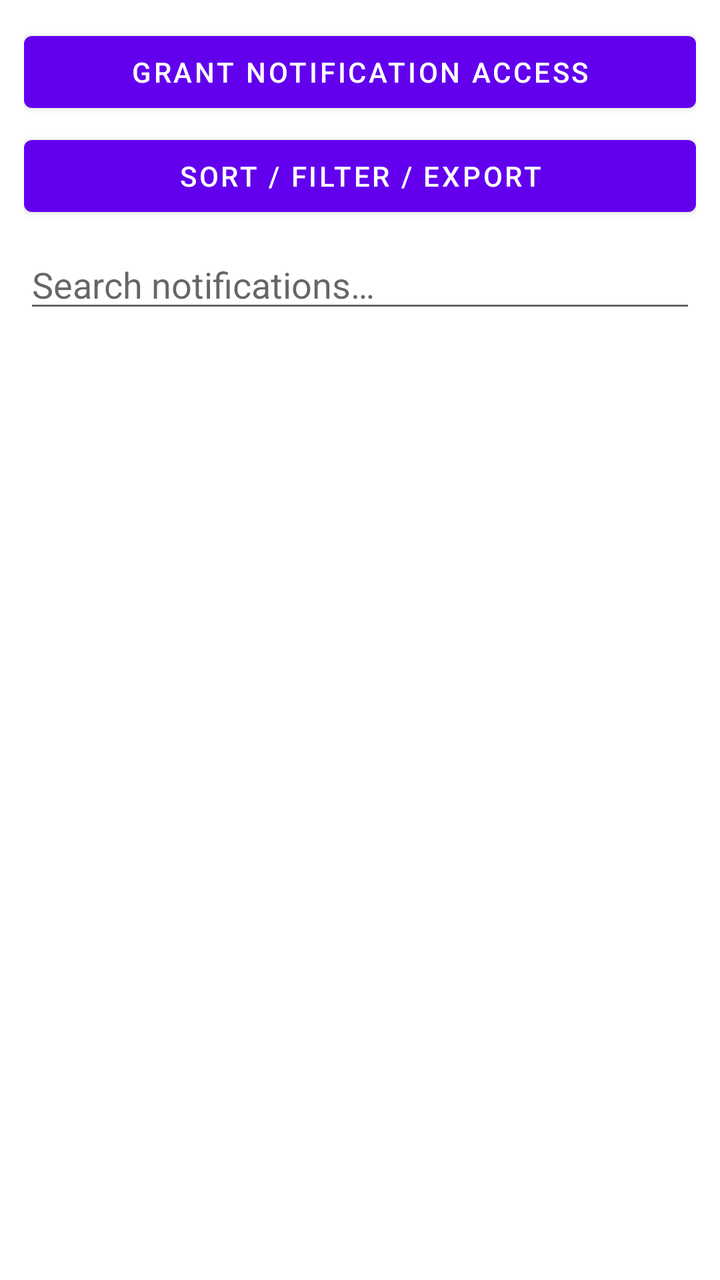
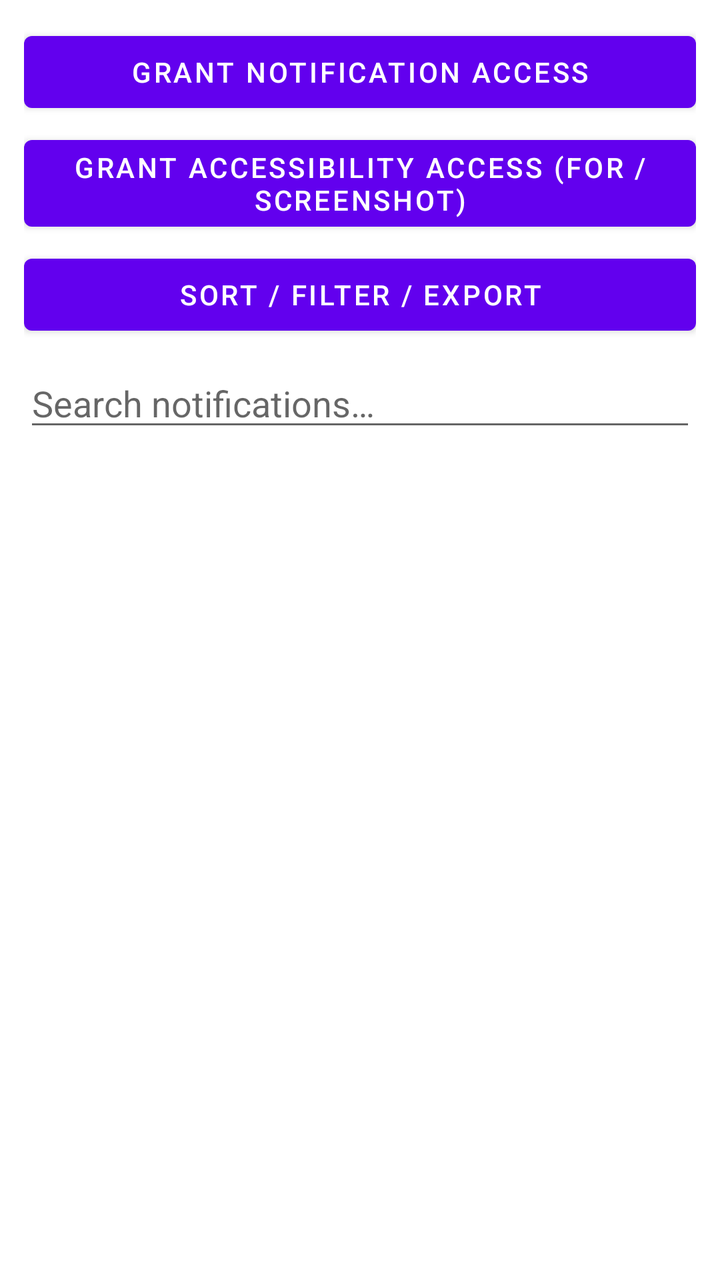

The first picture is an Android layout as it rendered before a commit; the second is the same layout after the commit. The layout source and the unified diff follow.
<!-- AndroidManifest.xml: application theme Theme.NotifLogger -->
<!-- res/layout/activity_main.xml -->
<?xml version="1.0" encoding="utf-8"?>
<LinearLayout xmlns:android="http://schemas.android.com/apk/res/android"
    android:layout_width="match_parent"
    android:layout_height="match_parent"
    android:orientation="vertical"
    android:padding="12dp">

    <Button
        android:id="@+id/buttonGrantAccess"
        android:layout_width="match_parent"
        android:layout_height="wrap_content"
        android:text="@string/grant_notification_access" />

    <Button
        android:id="@+id/buttonSettings"
        android:layout_width="match_parent"
        android:layout_height="wrap_content"
        android:layout_marginTop="4dp"
        android:text="@string/sort_filter_export" />

    <EditText
        android:id="@+id/searchBox"
        android:layout_width="match_parent"
        android:layout_height="wrap_content"
        android:layout_marginTop="8dp"
        android:hint="@string/search_hint"
        android:inputType="text"
        android:singleLine="true" />

    <androidx.recyclerview.widget.RecyclerView
        android:id="@+id/recyclerView"
        android:layout_width="match_parent"
        android:layout_height="0dp"
        android:layout_weight="1"
        android:layout_marginTop="8dp" />

</LinearLayout>
<!-- resources referenced by this layout -->
<resources>
  <string name="grant_notification_access">Grant Notification Access</string>
  <string name="search_hint">Search notifications…</string>
  <string name="sort_filter_export">Sort / Filter / Export</string>
  <style name="Theme.NotifLogger" parent="Theme.MaterialComponents.DayNight.NoActionBar" />
</resources>

<!-- the commit's change to res/layout/activity_main.xml (unified diff, before → after) -->
@@ -10,6 +10,13 @@
         android:layout_width="match_parent"
         android:layout_height="wrap_content"
         android:text="@string/grant_notification_access" />
+
+    <Button
+        android:id="@+id/buttonGrantAccessibility"
+        android:layout_width="match_parent"
+        android:layout_height="wrap_content"
+        android:layout_marginTop="4dp"
+        android:text="@string/grant_accessibility_access" />
 
     <Button
         android:id="@+id/buttonSettings"
<!-- resource entries referenced after the edit -->
@@ -1,5 +1,6 @@
 <!-- resources referenced by this layout -->
 <resources>
+  <string name="grant_accessibility_access">Grant Accessibility Access (for /screenshot)</string>
   <string name="grant_notification_access">Grant Notification Access</string>
   <string name="search_hint">Search notifications…</string>
   <string name="sort_filter_export">Sort / Filter / Export</string>
